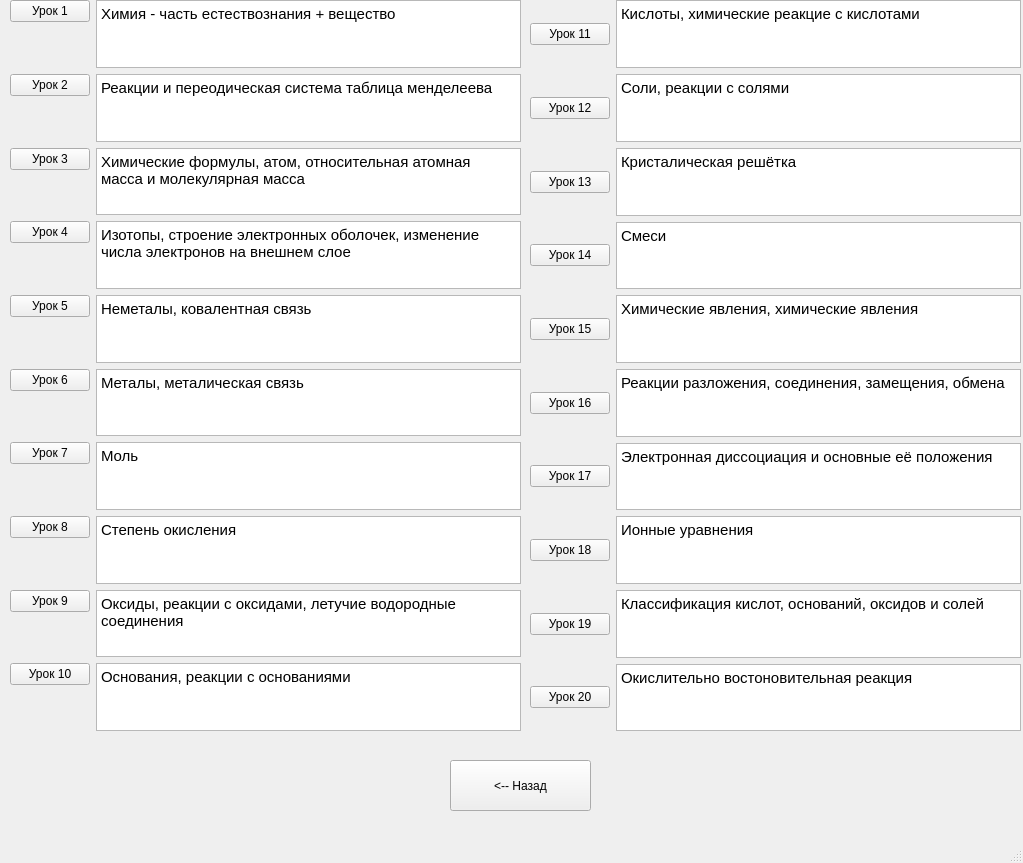
Qt form ui/Lessons.ui (saHyok/School_Project) before a commit.
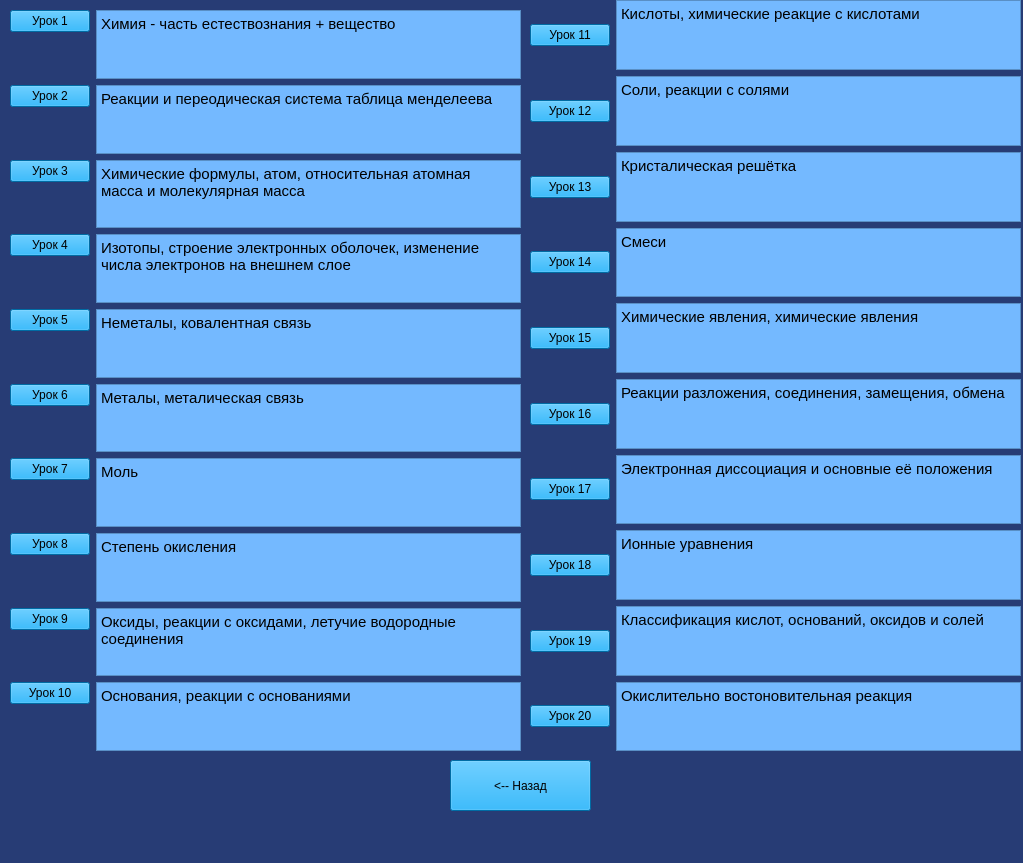
The same form after that commit.

Patch:
```diff
--- a/ui/Lessons.ui
+++ b/ui/Lessons.ui
@@ -13,19 +13,25 @@
   <property name="windowTitle">
    <string>MainWindow</string>
   </property>
+  <property name="styleSheet">
+   <string notr="true">background-color: rgb(39, 60, 117);</string>
+  </property>
   <widget class="QWidget" name="centralwidget">
    <widget class="QWidget" name="layoutWidget">
     <property name="geometry">
      <rect>
       <x>10</x>
-      <y>0</y>
+      <y>10</y>
       <width>511</width>
-      <height>731</height>
+      <height>741</height>
      </rect>
     </property>
     <layout class="QFormLayout" name="formLayout">
      <item row="0" column="0">
       <widget class="QPushButton" name="pushButton_1">
+       <property name="styleSheet">
+        <string notr="true">background-color: rgb(0, 151, 230);</string>
+       </property>
        <property name="text">
         <string>Урок 1</string>
        </property>
@@ -33,6 +39,9 @@
      </item>
      <item row="1" column="0">
       <widget class="QPushButton" name="pushButton_2">
+       <property name="styleSheet">
+        <string notr="true">background-color: rgb(0, 151, 230);</string>
+       </property>
        <property name="text">
         <string>Урок 2</string>
        </property>
@@ -40,6 +49,9 @@
      </item>
      <item row="2" column="0">
       <widget class="QPushButton" name="pushButton_3">
+       <property name="styleSheet">
+        <string notr="true">background-color: rgb(0, 151, 230);</string>
+       </property>
        <property name="text">
         <string>Урок 3</string>
        </property>
@@ -47,6 +59,9 @@
      </item>
      <item row="3" column="0">
       <widget class="QPushButton" name="pushButton_4">
+       <property name="styleSheet">
+        <string notr="true">background-color: rgb(0, 151, 230);</string>
+       </property>
        <property name="text">
         <string>Урок 4</string>
        </property>
@@ -54,6 +69,9 @@
      </item>
      <item row="4" column="0">
       <widget class="QPushButton" name="pushButton_5">
+       <property name="styleSheet">
+        <string notr="true">background-color: rgb(0, 151, 230);</string>
+       </property>
        <property name="text">
         <string>Урок 5</string>
        </property>
@@ -61,6 +79,9 @@
      </item>
      <item row="5" column="0">
       <widget class="QPushButton" name="pushButton_6">
+       <property name="styleSheet">
+        <string notr="true">background-color: rgb(0, 151, 230);</string>
+       </property>
        <property name="text">
         <string>Урок 6</string>
        </property>
@@ -68,6 +89,9 @@
      </item>
      <item row="6" column="0">
       <widget class="QPushButton" name="pushButton_7">
+       <property name="styleSheet">
+        <string notr="true">background-color: rgb(0, 151, 230);</string>
+       </property>
        <property name="text">
         <string>Урок 7</string>
        </property>
@@ -75,6 +99,9 @@
      </item>
      <item row="7" column="0">
       <widget class="QPushButton" name="pushButton_8">
+       <property name="styleSheet">
+        <string notr="true">background-color: rgb(0, 151, 230);</string>
+       </property>
        <property name="text">
         <string>Урок 8</string>
        </property>
@@ -82,6 +109,9 @@
      </item>
      <item row="9" column="0">
       <widget class="QPushButton" name="pushButton_10">
+       <property name="styleSheet">
+        <string notr="true">background-color: rgb(0, 151, 230);</string>
+       </property>
        <property name="text">
         <string>Урок 10</string>
        </property>
@@ -89,6 +119,9 @@
      </item>
      <item row="8" column="0">
       <widget class="QPushButton" name="pushButton_9">
+       <property name="styleSheet">
+        <string notr="true">background-color: rgb(0, 151, 230);</string>
+       </property>
        <property name="text">
         <string>Урок 9</string>
        </property>
@@ -96,6 +129,9 @@
      </item>
      <item row="0" column="1">
       <widget class="QTextBrowser" name="textBrowser_4">
+       <property name="styleSheet">
+        <string notr="true">background-color: rgb(116, 185, 255);</string>
+       </property>
        <property name="html">
         <string>&lt;!DOCTYPE HTML PUBLIC &quot;-//W3C//DTD HTML 4.0//EN&quot; &quot;http://www.w3.org/TR/REC-html40/strict.dtd&quot;&gt;
 &lt;html&gt;&lt;head&gt;&lt;meta name=&quot;qrichtext&quot; content=&quot;1&quot; /&gt;&lt;style type=&quot;text/css&quot;&gt;
@@ -107,6 +143,9 @@
      </item>
      <item row="1" column="1">
       <widget class="QTextBrowser" name="textBrowser_5">
+       <property name="styleSheet">
+        <string notr="true">background-color: rgb(116, 185, 255);</string>
+       </property>
        <property name="html">
         <string>&lt;!DOCTYPE HTML PUBLIC &quot;-//W3C//DTD HTML 4.0//EN&quot; &quot;http://www.w3.org/TR/REC-html40/strict.dtd&quot;&gt;
 &lt;html&gt;&lt;head&gt;&lt;meta name=&quot;qrichtext&quot; content=&quot;1&quot; /&gt;&lt;style type=&quot;text/css&quot;&gt;
@@ -118,6 +157,9 @@
      </item>
      <item row="2" column="1">
       <widget class="QTextBrowser" name="textBrowser_6">
+       <property name="styleSheet">
+        <string notr="true">background-color: rgb(116, 185, 255);</string>
+       </property>
        <property name="html">
         <string>&lt;!DOCTYPE HTML PUBLIC &quot;-//W3C//DTD HTML 4.0//EN&quot; &quot;http://www.w3.org/TR/REC-html40/strict.dtd&quot;&gt;
 &lt;html&gt;&lt;head&gt;&lt;meta name=&quot;qrichtext&quot; content=&quot;1&quot; /&gt;&lt;style type=&quot;text/css&quot;&gt;
@@ -129,6 +171,9 @@
      </item>
      <item row="3" column="1">
       <widget class="QTextBrowser" name="textBrowser_7">
+       <property name="styleSheet">
+        <string notr="true">background-color: rgb(116, 185, 255);</string>
+       </property>
        <property name="html">
         <string>&lt;!DOCTYPE HTML PUBLIC &quot;-//W3C//DTD HTML 4.0//EN&quot; &quot;http://www.w3.org/TR/REC-html40/strict.dtd&quot;&gt;
 &lt;html&gt;&lt;head&gt;&lt;meta name=&quot;qrichtext&quot; content=&quot;1&quot; /&gt;&lt;style type=&quot;text/css&quot;&gt;
@@ -140,6 +185,9 @@
      </item>
      <item row="4" column="1">
       <widget class="QTextBrowser" name="textBrowser_8">
+       <property name="styleSheet">
+        <string notr="true">background-color: rgb(116, 185, 255);</string>
+       </property>
        <property name="html">
         <string>&lt;!DOCTYPE HTML PUBLIC &quot;-//W3C//DTD HTML 4.0//EN&quot; &quot;http://www.w3.org/TR/REC-html40/strict.dtd&quot;&gt;
 &lt;html&gt;&lt;head&gt;&lt;meta name=&quot;qrichtext&quot; content=&quot;1&quot; /&gt;&lt;style type=&quot;text/css&quot;&gt;
@@ -151,6 +199,9 @@
      </item>
      <item row="5" column="1">
       <widget class="QTextBrowser" name="textBrowser_9">
+       <property name="styleSheet">
+        <string notr="true">background-color: rgb(116, 185, 255);</string>
+       </property>
        <property name="html">
         <string>&lt;!DOCTYPE HTML PUBLIC &quot;-//W3C//DTD HTML 4.0//EN&quot; &quot;http://www.w3.org/TR/REC-html40/strict.dtd&quot;&gt;
 &lt;html&gt;&lt;head&gt;&lt;meta name=&quot;qrichtext&quot; content=&quot;1&quot; /&gt;&lt;style type=&quot;text/css&quot;&gt;
@@ -162,6 +213,9 @@
      </item>
      <item row="6" column="1">
       <widget class="QTextBrowser" name="textBrowser_10">
+       <property name="styleSheet">
+        <string notr="true">background-color: rgb(116, 185, 255);</string>
+       </property>
        <property name="html">
         <string>&lt;!DOCTYPE HTML PUBLIC &quot;-//W3C//DTD HTML 4.0//EN&quot; &quot;http://www.w3.org/TR/REC-html40/strict.dtd&quot;&gt;
 &lt;html&gt;&lt;head&gt;&lt;meta name=&quot;qrichtext&quot; content=&quot;1&quot; /&gt;&lt;style type=&quot;text/css&quot;&gt;
@@ -173,6 +227,9 @@
      </item>
      <item row="7" column="1">
       <widget class="QTextBrowser" name="textBrowser_11">
+       <property name="styleSheet">
+        <string notr="true">background-color: rgb(116, 185, 255);</string>
+       </property>
        <property name="html">
         <string>&lt;!DOCTYPE HTML PUBLIC &quot;-//W3C//DTD HTML 4.0//EN&quot; &quot;http://www.w3.org/TR/REC-html40/strict.dtd&quot;&gt;
 &lt;html&gt;&lt;head&gt;&lt;meta name=&quot;qrichtext&quot; content=&quot;1&quot; /&gt;&lt;style type=&quot;text/css&quot;&gt;
@@ -184,6 +241,9 @@
      </item>
      <item row="8" column="1">
       <widget class="QTextBrowser" name="textBrowser">
+       <property name="styleSheet">
+        <string notr="true">background-color: rgb(116, 185, 255);</string>
+       </property>
        <property name="html">
         <string>&lt;!DOCTYPE HTML PUBLIC &quot;-//W3C//DTD HTML 4.0//EN&quot; &quot;http://www.w3.org/TR/REC-html40/strict.dtd&quot;&gt;
 &lt;html&gt;&lt;head&gt;&lt;meta name=&quot;qrichtext&quot; content=&quot;1&quot; /&gt;&lt;style type=&quot;text/css&quot;&gt;
@@ -195,6 +255,9 @@
      </item>
      <item row="9" column="1">
       <widget class="QTextBrowser" name="textBrowser_12">
+       <property name="styleSheet">
+        <string notr="true">background-color: rgb(116, 185, 255);</string>
+       </property>
        <property name="html">
         <string>&lt;!DOCTYPE HTML PUBLIC &quot;-//W3C//DTD HTML 4.0//EN&quot; &quot;http://www.w3.org/TR/REC-html40/strict.dtd&quot;&gt;
 &lt;html&gt;&lt;head&gt;&lt;meta name=&quot;qrichtext&quot; content=&quot;1&quot; /&gt;&lt;style type=&quot;text/css&quot;&gt;
@@ -212,12 +275,15 @@
       <x>530</x>
       <y>0</y>
       <width>491</width>
-      <height>731</height>
+      <height>751</height>
      </rect>
     </property>
     <layout class="QGridLayout" name="gridLayout">
      <item row="8" column="0">
       <widget class="QPushButton" name="pushButton_19">
+       <property name="styleSheet">
+        <string notr="true">background-color: rgb(0, 151, 230);</string>
+       </property>
        <property name="text">
         <string>Урок 19</string>
        </property>
@@ -225,6 +291,9 @@
      </item>
      <item row="3" column="0">
       <widget class="QPushButton" name="pushButton_14">
+       <property name="styleSheet">
+        <string notr="true">background-color: rgb(0, 151, 230);</string>
+       </property>
        <property name="text">
         <string>Урок 14</string>
        </property>
@@ -232,6 +301,9 @@
      </item>
      <item row="0" column="0">
       <widget class="QPushButton" name="pushButton_11">
+       <property name="styleSheet">
+        <string notr="true">background-color: rgb(0, 151, 230);</string>
+       </property>
        <property name="text">
         <string>Урок 11</string>
        </property>
@@ -239,6 +311,9 @@
      </item>
      <item row="4" column="0">
       <widget class="QPushButton" name="pushButton_15">
+       <property name="styleSheet">
+        <string notr="true">background-color: rgb(0, 151, 230);</string>
+       </property>
        <property name="text">
         <string>Урок 15</string>
        </property>
@@ -246,6 +321,9 @@
      </item>
      <item row="5" column="0">
       <widget class="QPushButton" name="pushButton_16">
+       <property name="styleSheet">
+        <string notr="true">background-color: rgb(0, 151, 230);</string>
+       </property>
        <property name="text">
         <string>Урок 16</string>
        </property>
@@ -253,6 +331,9 @@
      </item>
      <item row="2" column="0">
       <widget class="QPushButton" name="pushButton_13">
+       <property name="styleSheet">
+        <string notr="true">background-color: rgb(0, 151, 230);</string>
+       </property>
        <property name="text">
         <string>Урок 13</string>
        </property>
@@ -260,6 +341,9 @@
      </item>
      <item row="1" column="0">
       <widget class="QPushButton" name="pushButton_12">
+       <property name="styleSheet">
+        <string notr="true">background-color: rgb(0, 151, 230);</string>
+       </property>
        <property name="text">
         <string>Урок 12</string>
        </property>
@@ -267,6 +351,9 @@
      </item>
      <item row="7" column="0">
       <widget class="QPushButton" name="pushButton_18">
+       <property name="styleSheet">
+        <string notr="true">background-color: rgb(0, 151, 230);</string>
+       </property>
        <property name="text">
         <string>Урок 18</string>
        </property>
@@ -274,6 +361,9 @@
      </item>
      <item row="6" column="0">
       <widget class="QPushButton" name="pushButton_17">
+       <property name="styleSheet">
+        <string notr="true">background-color: rgb(0, 151, 230);</string>
+       </property>
        <property name="text">
         <string>Урок 17</string>
        </property>
@@ -281,6 +371,9 @@
      </item>
      <item row="9" column="0">
       <widget class="QPushButton" name="pushButton_20">
+       <property name="styleSheet">
+        <string notr="true">background-color: rgb(0, 151, 230);</string>
+       </property>
        <property name="text">
         <string>Урок 20</string>
        </property>
@@ -288,6 +381,9 @@
      </item>
      <item row="0" column="1">
       <widget class="QTextBrowser" name="textBrowser_13">
+       <property name="styleSheet">
+        <string notr="true">background-color: rgb(116, 185, 255);</string>
+       </property>
        <property name="html">
         <string>&lt;!DOCTYPE HTML PUBLIC &quot;-//W3C//DTD HTML 4.0//EN&quot; &quot;http://www.w3.org/TR/REC-html40/strict.dtd&quot;&gt;
 &lt;html&gt;&lt;head&gt;&lt;meta name=&quot;qrichtext&quot; content=&quot;1&quot; /&gt;&lt;style type=&quot;text/css&quot;&gt;
@@ -299,6 +395,9 @@
      </item>
      <item row="1" column="1">
       <widget class="QTextBrowser" name="textBrowser_14">
+       <property name="styleSheet">
+        <string notr="true">background-color: rgb(116, 185, 255);</string>
+       </property>
        <property name="html">
         <string>&lt;!DOCTYPE HTML PUBLIC &quot;-//W3C//DTD HTML 4.0//EN&quot; &quot;http://www.w3.org/TR/REC-html40/strict.dtd&quot;&gt;
 &lt;html&gt;&lt;head&gt;&lt;meta name=&quot;qrichtext&quot; content=&quot;1&quot; /&gt;&lt;style type=&quot;text/css&quot;&gt;
@@ -310,6 +409,9 @@
      </item>
      <item row="2" column="1">
       <widget class="QTextBrowser" name="textBrowser_15">
+       <property name="styleSheet">
+        <string notr="true">background-color: rgb(116, 185, 255);</string>
+       </property>
        <property name="html">
         <string>&lt;!DOCTYPE HTML PUBLIC &quot;-//W3C//DTD HTML 4.0//EN&quot; &quot;http://www.w3.org/TR/REC-html40/strict.dtd&quot;&gt;
 &lt;html&gt;&lt;head&gt;&lt;meta name=&quot;qrichtext&quot; content=&quot;1&quot; /&gt;&lt;style type=&quot;text/css&quot;&gt;
@@ -321,6 +423,9 @@
      </item>
      <item row="3" column="1">
       <widget class="QTextBrowser" name="textBrowser_16">
+       <property name="styleSheet">
+        <string notr="true">background-color: rgb(116, 185, 255);</string>
+       </property>
        <property name="html">
         <string>&lt;!DOCTYPE HTML PUBLIC &quot;-//W3C//DTD HTML 4.0//EN&quot; &quot;http://www.w3.org/TR/REC-html40/strict.dtd&quot;&gt;
 &lt;html&gt;&lt;head&gt;&lt;meta name=&quot;qrichtext&quot; content=&quot;1&quot; /&gt;&lt;style type=&quot;text/css&quot;&gt;
@@ -332,6 +437,9 @@
      </item>
      <item row="4" column="1">
       <widget class="QTextBrowser" name="textBrowser_17">
+       <property name="styleSheet">
+        <string notr="true">background-color: rgb(116, 185, 255);</string>
+       </property>
        <property name="html">
         <string>&lt;!DOCTYPE HTML PUBLIC &quot;-//W3C//DTD HTML 4.0//EN&quot; &quot;http://www.w3.org/TR/REC-html40/strict.dtd&quot;&gt;
 &lt;html&gt;&lt;head&gt;&lt;meta name=&quot;qrichtext&quot; content=&quot;1&quot; /&gt;&lt;style type=&quot;text/css&quot;&gt;
@@ -343,6 +451,9 @@
      </item>
      <item row="5" column="1">
       <widget class="QTextBrowser" name="textBrowser_18">
+       <property name="styleSheet">
+        <string notr="true">background-color: rgb(116, 185, 255);</string>
+       </property>
        <property name="html">
         <string>&lt;!DOCTYPE HTML PUBLIC &quot;-//W3C//DTD HTML 4.0//EN&quot; &quot;http://www.w3.org/TR/REC-html40/strict.dtd&quot;&gt;
 &lt;html&gt;&lt;head&gt;&lt;meta name=&quot;qrichtext&quot; content=&quot;1&quot; /&gt;&lt;style type=&quot;text/css&quot;&gt;
@@ -354,6 +465,9 @@
      </item>
      <item row="6" column="1">
       <widget class="QTextBrowser" name="textBrowser_19">
+       <property name="styleSheet">
+        <string notr="true">background-color: rgb(116, 185, 255);</string>
+       </property>
        <property name="html">
         <string>&lt;!DOCTYPE HTML PUBLIC &quot;-//W3C//DTD HTML 4.0//EN&quot; &quot;http://www.w3.org/TR/REC-html40/strict.dtd&quot;&gt;
 &lt;html&gt;&lt;head&gt;&lt;meta name=&quot;qrichtext&quot; content=&quot;1&quot; /&gt;&lt;style type=&quot;text/css&quot;&gt;
@@ -365,6 +479,9 @@
      </item>
      <item row="7" column="1">
       <widget class="QTextBrowser" name="textBrowser_20">
+       <property name="styleSheet">
+        <string notr="true">background-color: rgb(116, 185, 255);</string>
+       </property>
        <property name="html">
         <string>&lt;!DOCTYPE HTML PUBLIC &quot;-//W3C//DTD HTML 4.0//EN&quot; &quot;http://www.w3.org/TR/REC-html40/strict.dtd&quot;&gt;
 &lt;html&gt;&lt;head&gt;&lt;meta name=&quot;qrichtext&quot; content=&quot;1&quot; /&gt;&lt;style type=&quot;text/css&quot;&gt;
@@ -376,6 +493,9 @@
      </item>
      <item row="8" column="1">
       <widget class="QTextBrowser" name="textBrowser_2">
+       <property name="styleSheet">
+        <string notr="true">background-color: rgb(116, 185, 255);</string>
+       </property>
        <property name="html">
         <string>&lt;!DOCTYPE HTML PUBLIC &quot;-//W3C//DTD HTML 4.0//EN&quot; &quot;http://www.w3.org/TR/REC-html40/strict.dtd&quot;&gt;
 &lt;html&gt;&lt;head&gt;&lt;meta name=&quot;qrichtext&quot; content=&quot;1&quot; /&gt;&lt;style type=&quot;text/css&quot;&gt;
@@ -387,6 +507,9 @@
      </item>
      <item row="9" column="1">
       <widget class="QTextBrowser" name="textBrowser_3">
+       <property name="styleSheet">
+        <string notr="true">background-color: rgb(116, 185, 255);</string>
+       </property>
        <property name="html">
         <string>&lt;!DOCTYPE HTML PUBLIC &quot;-//W3C//DTD HTML 4.0//EN&quot; &quot;http://www.w3.org/TR/REC-html40/strict.dtd&quot;&gt;
 &lt;html&gt;&lt;head&gt;&lt;meta name=&quot;qrichtext&quot; content=&quot;1&quot; /&gt;&lt;style type=&quot;text/css&quot;&gt;
@@ -407,6 +530,9 @@
       <height>51</height>
      </rect>
     </property>
+    <property name="styleSheet">
+     <string notr="true">background-color: rgb(0, 151, 230);</string>
+    </property>
     <property name="text">
      <string>&lt;-- Назад</string>
     </property>
```
Left out of the diff: 10 changed lines with no effect on the pictures.
